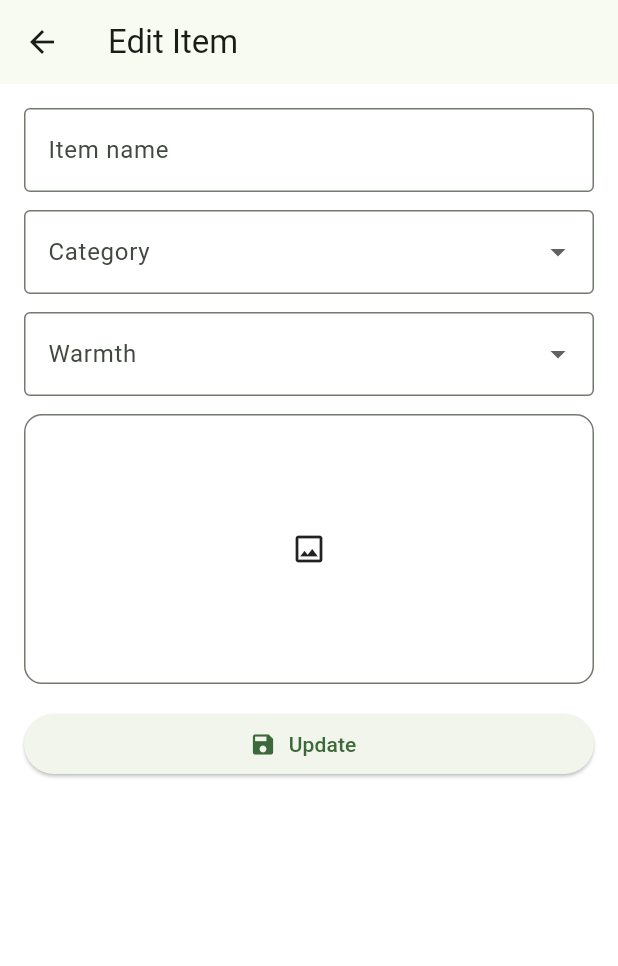
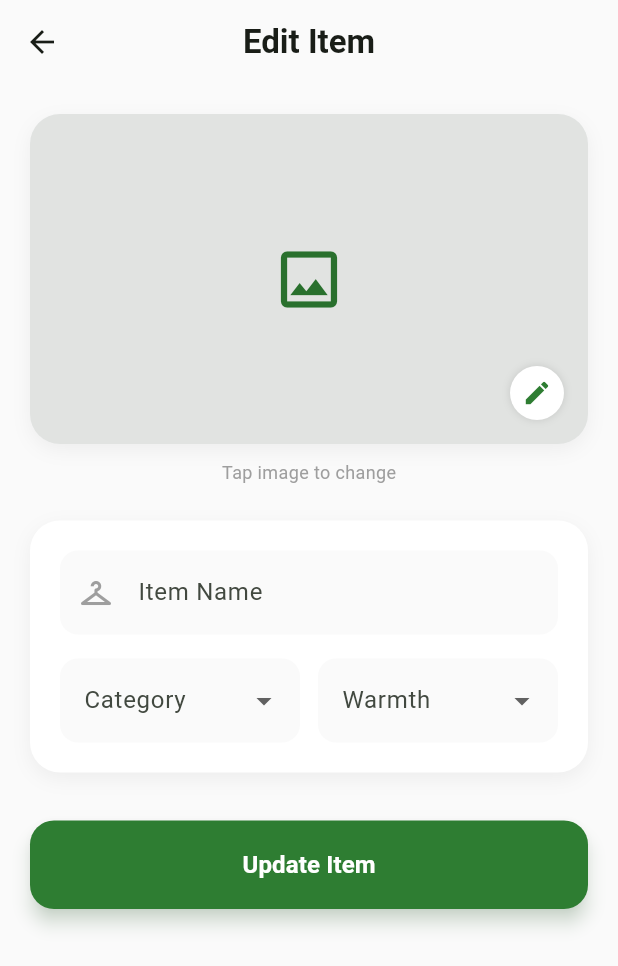
Before and after one commit to CheAzfar/WeatherWardrobe, a Flutter app: the EditItemScreen screen opened directly with empty values, on a phone screen of 412 x 824 dp. Shown: the top 966 px of the screen. Run offline on Flutter 3.47's test engine with Material 3 defaults, Android fonts, the phone set to English and light mode, and no system bars; our stand-ins replace cloud_firestore, file_picker, firebase_auth, firebase_core, firebase_storage, image_picker; missing offline and left inert: flutter_stripe; accounts and stored records are empty; network calls fail.

Commit message:
v5- order, icon,

```diff
--- a/lib/features/shop/models/order_model.dart
+++ b/lib/features/shop/models/order_model.dart
@@ -21,10 +21,13 @@ class OrderModel {
       id: doc.id,
       totalAmount: (data['totalAmount'] ?? 0.0).toDouble(),
       status: data['status'] ?? 'Processing',
-      // FIX 1: Map 'createdAt' (from service) to 'date'
       date: (data['createdAt'] as Timestamp?)?.toDate() ?? DateTime.now(),
-      // FIX 2: Count the items in the list
-      itemCount: (data['items'] as List?)?.length ?? 0,
+
+      // --- FIX IS HERE ---
+      // 1. Try reading the new 'itemsCount' number we save.
+      // 2. If that doesn't exist (old orders), try counting the 'items' array.
+      // 3. If neither exists, default to 0.
+      itemCount: (data['itemsCount'] as num?)?.toInt() ?? (data['items'] as List?)?.length ?? 0,
     );
   }
 }
--- a/lib/features/shop/services/marketplace_service.dart
+++ b/lib/features/shop/services/marketplace_service.dart
@@ -13,7 +13,7 @@ class MarketplaceService {
   // -------------------------
   static String _normalizeWarmth(String v) {
     final lower = v.trim().toLowerCase();
-    if (lower == 'warm') return 'Heavy'; // backward compatibility
+    if (lower == 'warm') return 'Heavy';
     if (lower == 'heavy') return 'Heavy';
     if (lower == 'medium') return 'Medium';
     if (lower == 'light') return 'Light';
@@ -21,7 +21,7 @@ class MarketplaceService {
   }
 
   // -------------------------
-  // 1) Create Listing (UPDATED)
+  // 1) Create Listing
   // -------------------------
   static Future<String?> createListing({
     required String name,
@@ -29,7 +29,6 @@ class MarketplaceService {
     required String warmthLevel,
     required double price,
     required String imageUrl,
-    // --- NEW PARAMS ADDED HERE ---
     required String size,
     required String description,
   }) async {
@@ -39,21 +38,15 @@ class MarketplaceService {
     final doc = await _db.collection('marketplace_listings').add({
       'title': name.trim(),
       'name': name.trim(),
-
       'category': category.trim(),
       'warmthLevel': _normalizeWarmth(warmthLevel),
       'price': price,
       'imageUrl': imageUrl,
-
-      // Save the new fields
       'size': size,
       'description': description.trim(),
-
       'sellerId': user.uid,
-
       'isAvailable': true,
       'status': 'active',
-
       'createdAt': FieldValue.serverTimestamp(),
       'updatedAt': FieldValue.serverTimestamp(),
     });
@@ -62,7 +55,7 @@ class MarketplaceService {
   }
 
   // -------------------------
-  // 2) Create Order (Kept same as before)
+  // 2) Create Order (UPDATED)
   // -------------------------
   static Future<String?> createOrder({
     required List<MarketplaceListing> items,
@@ -77,23 +70,22 @@ class MarketplaceService {
     final total = subtotalAmount + fee;
 
     try {
-      // 1) Create order doc
-      final orderRef = await _db
-          .collection('users')
-          .doc(uid)
-          .collection('orders')
-          .add({
-        'userId': uid,
+      // Create the order in the ROOT 'orders' collection
+      final orderRef = await _db.collection('orders').add({
+        'buyerId': uid,
         'subtotalAmount': subtotalAmount,
         'platformFeeRate': 0.05,
         'platformFee': fee,
         'totalAmount': total,
         'paymentRef': paymentRef,
-        'status': 'paid',
+
+        // --- CHANGED HERE: Immediately 'completed' ---
+        'status': 'completed',
+
         'createdAt': FieldValue.serverTimestamp(),
+        'itemsCount': items.length,
       });
 
-      // 2) Add order items + fulfill purchase (batch)
       final batch = _db.batch();
 
       for (final it in items) {
@@ -108,7 +100,6 @@ class MarketplaceService {
           'price': it.price,
           'imageUrl': it.imageUrl,
           'sellerId': it.sellerId,
-          // Save size/desc if available in model
           'size': it.size,
           'createdAt': FieldValue.serverTimestamp(),
         });
@@ -138,7 +129,7 @@ class MarketplaceService {
             'purchased': true,
             'isPurchased': true,
             'purchaseStatus': 'purchased',
-            'source': 'marketplace',
+            'source': 'purchase',
             'listingId': it.id,
             'sellerId': it.sellerId,
             'boughtAt': FieldValue.serverTimestamp(),
@@ -148,12 +139,11 @@ class MarketplaceService {
       }
 
       await batch.commit();
-
-      // 3) Clear cart
       await CartService.clearCart();
 
       return orderRef.id;
-    } catch (_) {
+    } catch (e) {
+      print("Error creating order: $e");
       return null;
     }
   }
--- a/lib/features/wardrobe/screens/edit_item_screen.dart
+++ b/lib/features/wardrobe/screens/edit_item_screen.dart
@@ -5,6 +5,7 @@ import 'package:file_picker/file_picker.dart';
 import 'package:firebase_auth/firebase_auth.dart';
 import 'package:flutter/material.dart';
 
+import '../../../core/constants/app_colors.dart';
 import '../../../core/services/cloudinary_uploader.dart';
 
 class EditItemScreen extends StatefulWidget {
@@ -32,9 +33,6 @@ class _EditItemScreenState extends State<EditItemScreen> {
   late final TextEditingController _nameCtrl;
 
   final _categories = const ['Tops', 'Bottoms', 'Outerwear', 'Shoes'];
-
-  // Keep your existing labels to avoid breaking your current data.
-  // (If you want, later we can standardize Heavy -> Warm.)
   final _warmths = const ['Light', 'Medium', 'Heavy'];
 
   late String _category;
@@ -113,6 +111,9 @@ class _EditItemScreenState extends State<EditItemScreen> {
       });
 
       if (!mounted) return;
+      ScaffoldMessenger.of(context).showSnackBar(
+        const SnackBar(content: Text('Item updated successfully')),
+      );
       Navigator.pop(context);
     } catch (e) {
       if (!mounted) return;
@@ -126,21 +127,118 @@ class _EditItemScreenState extends State<EditItemScreen> {
 
   @override
   Widget build(BuildContext context) {
-    final cs = Theme.of(context).colorScheme;
-
     return Scaffold(
-      appBar: AppBar(title: const Text('Edit Item')),
-      body: Padding(
-        padding: const EdgeInsets.all(16),
+      backgroundColor: Colors.grey[50], // Light modern background
+      appBar: AppBar(
+        title: const Text('Edit Item', style: TextStyle(fontWeight: FontWeight.bold)),
+        backgroundColor: Colors.transparent,
+        centerTitle: true,
+        elevation: 0,
+      ),
+      body: SingleChildScrollView(
+        padding: const EdgeInsets.all(20),
         child: Form(
           key: _formKey,
-          child: ListView(
+          child: Column(
             children: [
+              // --- 1. IMAGE PICKER SECTION ---
+              GestureDetector(
+                onTap: _saving ? null : _pickNewImage,
+                child: Container(
+                  height: 220,
+                  width: double.infinity,
+                  decoration: BoxDecoration(
+                    color: Colors.white,
+                    borderRadius: BorderRadius.circular(20),
+                    boxShadow: [
+                      BoxShadow(
+                        color: Colors.black.withOpacity(0.05),
+                        blurRadius: 10,
+                        offset: const Offset(0, 4),
+                      ),
+                    ],
+                  ),
+                  child: Stack(
+                    alignment: Alignment.center,
+                    children: [
+                      // Image display
+                      ClipRRect(
+                        borderRadius: BorderRadius.circular(20),
+                        child: _newImageBytes != null
+                            ? Image.memory(_newImageBytes!, width: double.infinity, height: double.infinity, fit: BoxFit.cover)
+                            : (widget.initialImageUrl.isNotEmpty
+                                ? Image.network(
+                                    widget.initialImageUrl,
+                                    width: double.infinity,
+                                    height: double.infinity,
+                                    fit: BoxFit.cover,
+                                    errorBuilder: (_, __, ___) => const Icon(Icons.broken_image, size: 50, color: Colors.grey),
+                                  )
+                                : Container(
+                                    color: AppColors.softGreen.withOpacity(0.2),
+                                    child: const Center(child: Icon(Icons.image_outlined, size: 50, color: AppColors.primaryGreen)),
+                                  )),
+                      ),
+                      // Edit Overlay
+                      Container(
+                        decoration: BoxDecoration(
+                          borderRadius: BorderRadius.circular(20),
+                          color: Colors.black.withOpacity(0.1),
+                        ),
+                      ),
+                      Positioned(
+                        bottom: 16,
+                        right: 16,
+                        child: Container(
+                          padding: const EdgeInsets.all(8),
+                          decoration: const BoxDecoration(
+                            color: Colors.white,
+                            shape: BoxShape.circle,
+                            boxShadow: [BoxShadow(color: Colors.black12, blurRadius: 4)],
+                          ),
+                          child: const Icon(Icons.edit, color: AppColors.primaryGreen, size: 20),
+                        ),
+                      ),
+                    ],
+                  ),
+                ),
+              ),
+              const SizedBox(height: 10),
+              const Text(
+                "Tap image to change",
+                style: TextStyle(color: Colors.grey, fontSize: 12),
+              ),
+              const SizedBox(height: 24),
+
+              // --- 2. FORM FIELDS SECTION ---
+              Container(
+                padding: const EdgeInsets.all(20),
+                decoration: BoxDecoration(
+                  color: Colors.white,
+                  borderRadius: BorderRadius.circular(20),
+                  boxShadow: [
+                    BoxShadow(
+                      color: Colors.black.withOpacity(0.05),
+                      blurRadius: 10,
+                      offset: const Offset(0, 4),
+                    ),
+                  ],
+                ),
+                child: Column(
+                  children: [
+                    // Name Field
                     TextFormField(
                       controller: _nameCtrl,
-                decoration: const InputDecoration(
-                  labelText: 'Item name',
-                  border: OutlineInputBorder(),
+                      decoration: InputDecoration(
+                        labelText: 'Item Name',
+                        hintText: "e.g. Denim Jacket",
+                        filled: true,
+                        fillColor: Colors.grey[50],
+                        border: OutlineInputBorder(
+                          borderRadius: BorderRadius.circular(12),
+                          borderSide: BorderSide.none,
+                        ),
+                        prefixIcon: const Icon(Icons.checkroom_outlined, color: Colors.grey),
                       ),
                       validator: (v) {
                         if (v == null || v.trim().isEmpty) return 'Please enter item name';
@@ -148,73 +246,75 @@ class _EditItemScreenState extends State<EditItemScreen> {
                         return null;
                       },
                     ),
-              const SizedBox(height: 12),
+                    const SizedBox(height: 16),
 
-              DropdownButtonFormField<String>(
+                    // Dropdowns Row
+                    Row(
+                      children: [
+                        Expanded(
+                          child: DropdownButtonFormField<String>(
                             value: _category,
-                decoration: const InputDecoration(
+                            decoration: InputDecoration(
                               labelText: 'Category',
-                  border: OutlineInputBorder(),
+                              filled: true,
+                              fillColor: Colors.grey[50],
+                              border: OutlineInputBorder(
+                                borderRadius: BorderRadius.circular(12),
+                                borderSide: BorderSide.none,
                               ),
-                items: _categories
-                    .map((c) => DropdownMenuItem(value: c, child: Text(c)))
-                    .toList(),
+                            ),
+                            items: _categories.map((c) => DropdownMenuItem(value: c, child: Text(c))).toList(),
                             onChanged: _saving ? null : (v) => setState(() => _category = v ?? _category),
                           ),
-              const SizedBox(height: 12),
-
-              DropdownButtonFormField<String>(
+                        ),
+                        const SizedBox(width: 12),
+                        Expanded(
+                          child: DropdownButtonFormField<String>(
                             value: _warmth,
-                decoration: const InputDecoration(
+                            decoration: InputDecoration(
                               labelText: 'Warmth',
-                  border: OutlineInputBorder(),
+                              filled: true,
+                              fillColor: Colors.grey[50],
+                              border: OutlineInputBorder(
+                                borderRadius: BorderRadius.circular(12),
+                                borderSide: BorderSide.none,
                               ),
-                items: _warmths
-                    .map((w) => DropdownMenuItem(value: w, child: Text(w)))
-                    .toList(),
+                            ),
+                            items: _warmths.map((w) => DropdownMenuItem(value: w, child: Text(w))).toList(),
                             onChanged: _saving ? null : (v) => setState(() => _warmth = v ?? _warmth),
                           ),
-              const SizedBox(height: 12),
-
-              InkWell(
-                onTap: _saving ? null : _pickNewImage,
-                child: Container(
-                  height: 180,
-                  decoration: BoxDecoration(
-                    border: Border.all(color: cs.outline),
-                    borderRadius: BorderRadius.circular(12),
                         ),
-                  child: _newImageBytes != null
-                      ? ClipRRect(
-                          borderRadius: BorderRadius.circular(12),
-                          child: Image.memory(_newImageBytes!, fit: BoxFit.cover),
-                        )
-                      : ClipRRect(
-                          borderRadius: BorderRadius.circular(12),
-                          child: (widget.initialImageUrl.isNotEmpty)
-                              ? Image.network(
-                                  widget.initialImageUrl,
-                                  fit: BoxFit.cover,
-                                  errorBuilder: (_, __, ___) =>
-                                      const Center(child: Icon(Icons.broken_image)),
-                                )
-                              : const Center(child: Icon(Icons.image_outlined)),
+                      ],
+                    ),
+                  ],
                 ),
               ),
+              const SizedBox(height: 32),
+
+              // --- 3. SAVE BUTTON ---
+              SizedBox(
+                width: double.infinity,
+                child: ElevatedButton(
+                  onPressed: _saving ? null : _save,
+                  style: ElevatedButton.styleFrom(
+                    backgroundColor: AppColors.primaryGreen,
+                    foregroundColor: Colors.white,
+                    padding: const EdgeInsets.symmetric(vertical: 18),
+                    shape: RoundedRectangleBorder(borderRadius: BorderRadius.circular(16)),
+                    elevation: 5,
+                    shadowColor: AppColors.primaryGreen.withOpacity(0.4),
                   ),
-
-              const SizedBox(height: 16),
-
-              ElevatedButton.icon(
-                onPressed: _saving ? null : _save,
-                icon: _saving
+                  child: _saving
                       ? const SizedBox(
-                        width: 18,
-                        height: 18,
-                        child: CircularProgressIndicator(strokeWidth: 2),
+                          width: 24,
+                          height: 24,
+                          child: CircularProgressIndicator(strokeWidth: 2, color: Colors.white),
                         )
-                    : const Icon(Icons.save),
-                label: Text(_saving ? 'Saving...' : 'Update'),
+                      : const Text(
+                          'Update Item',
+                          style: TextStyle(fontSize: 16, fontWeight: FontWeight.bold),
+                        ),
+                ),
               ),
             ],
           ),
```
Also changed, not shown: pubspec.yaml (+9 -1 lines), lib/assets/icon/logo.png (added), pubspec.lock, 35 other files. Lines whose indentation alone changed are shown as unchanged.
